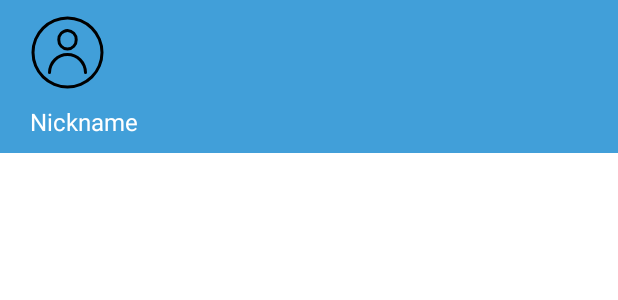
After one commit to Killler68/TodoAndrey, an Android app: the layout header_drawer.xml on its own in the app's theme, with its tools: preview values and no code run, on a phone screen of 412 x 824 dp. The commit adds this screen. Shown: the top 300 px of the screen. Run offline under Robolectric (Android 15) with nearby library versions, the phone set to English and light mode, and no system bars.

Commit message:
Create header drawer layout

```diff
--- /dev/null
+++ b/app/src/main/res/layout/header_drawer.xml
@@ -0,0 +1,33 @@
+<?xml version="1.0" encoding="utf-8"?>
+<androidx.constraintlayout.widget.ConstraintLayout xmlns:android="http://schemas.android.com/apk/res/android"
+    xmlns:app="http://schemas.android.com/apk/res-auto"
+    android:layout_width="match_parent"
+    android:layout_height="wrap_content"
+    xmlns:tools="http://schemas.android.com/tools"
+    android:background="?attr/primary">
+
+    <ImageView
+        android:id="@+id/image_header"
+        android:layout_width="0dp"
+        android:layout_height="wrap_content"
+        android:layout_marginStart="@dimen/primary_horizontal_margin"
+        android:layout_marginTop="@dimen/primary_top_margin"
+        app:layout_constraintStart_toStartOf="parent"
+        app:layout_constraintTop_toTopOf="parent"
+        app:srcCompat="@drawable/profile" />
+
+    <TextView
+        android:id="@+id/nickname_header"
+        android:layout_width="0dp"
+        android:layout_height="wrap_content"
+        android:layout_marginStart="@dimen/primary_horizontal_margin"
+        android:layout_marginTop="@dimen/primary_top_margin"
+        android:layout_marginBottom="@dimen/primary_top_margin"
+        tools:text="Nickname"
+        android:textColor="?attr/accent_text"
+        android:textSize="@dimen/primary_size"
+        app:layout_constraintBottom_toBottomOf="parent"
+        app:layout_constraintStart_toStartOf="parent"
+        app:layout_constraintTop_toBottomOf="@+id/image_header" />
+
+</androidx.constraintlayout.widget.ConstraintLayout>
```
Also changed, not shown: app/src/main/res/drawable/settings.xml (added, +5 -0 lines), app/src/main/res/layout/fragment_features_screen.xml (+15 -2 lines), app/src/main/res/menu/nav_menu.xml (added, +12 -0 lines).
